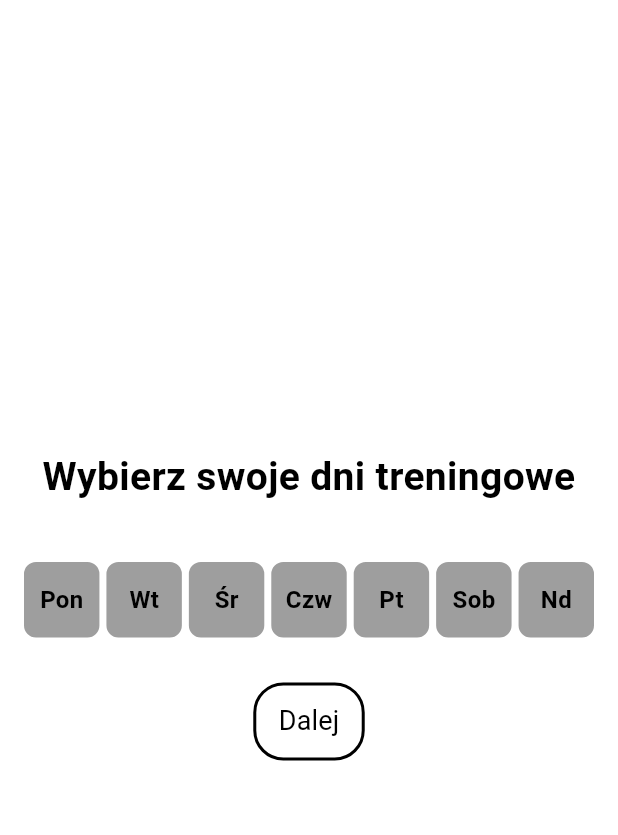
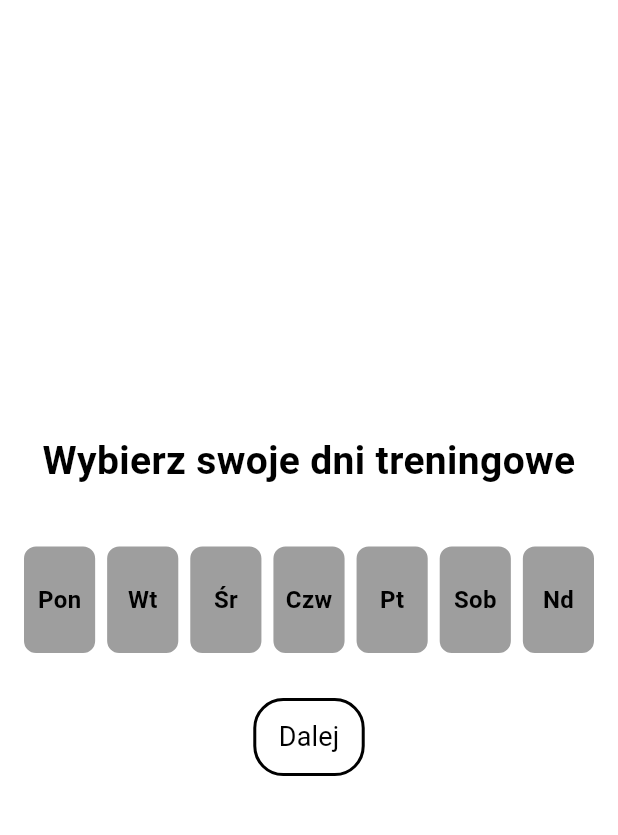
Before and after one commit to stanislawkaczmarek1/LiftDayApp, a Flutter app: the ChooseTrainingDaysView screen opened directly, on a phone screen of 412 x 824 dp, the part 61-896 px from its top. Run offline on Flutter 3.47's test engine with Material 3 defaults, Android fonts, the phone set to English and light mode, and no system bars; our stand-ins replace bloc, flutter_bloc.

Commit message:
more config views and bloc logic

```diff
--- /dev/null
+++ b/lib/constants/sizes.dart
@@ -0,0 +1 @@
+const buttonRounding = 5.0;
--- a/lib/sevices/bloc/app_bloc.dart
+++ b/lib/sevices/bloc/app_bloc.dart
@@ -3,5 +3,37 @@ import 'package:liftday/sevices/bloc/app_event.dart';
 import 'package:liftday/sevices/bloc/app_state.dart';
 
 class AppBloc extends Bloc<AppEvent, AppState> {
-  AppBloc() : super(const AppStateStart(isLoading: false)) {}
+  final List<AppState> _stateHistory = [];
+
+  AppBloc() : super(const AppStateStart(isLoading: false)) {
+    //
+    on<AppEventStartButton>(
+      (event, emit) {
+        _stateHistory.add(const AppStateStart(isLoading: false));
+        emit(const AppStateCreatePlanOrSkip(isLoading: false));
+      },
+    );
+
+    on<AppEventGoBack>(
+      (event, emit) {
+        if (_stateHistory.isNotEmpty) {
+          emit(_stateHistory.removeLast());
+        }
+      },
+    );
+
+    on<AppEventChoseWeekAutomation>(
+      (event, emit) {
+        _stateHistory.add(const AppStateCreatePlanOrSkip(isLoading: false));
+        emit(const AppStateChooseTrainingDays(isLoading: false));
+      },
+    );
+
+    on<AppEventConfirmTrainingDays>(
+      (event, emit) {
+        _stateHistory.add(const AppStateChooseTrainingDays(isLoading: false));
+        emit(const AppStateAddFirstWeekPlan(isLoading: false));
+      },
+    );
+  }
 }
--- a/lib/sevices/bloc/app_event.dart
+++ b/lib/sevices/bloc/app_event.dart
@@ -4,3 +4,19 @@ import 'package:flutter/foundation.dart';
 abstract class AppEvent {
   const AppEvent();
 }
+
+class AppEventStartButton extends AppEvent {
+  const AppEventStartButton();
+}
+
+class AppEventGoBack extends AppEvent {
+  const AppEventGoBack();
+}
+
+class AppEventChoseWeekAutomation extends AppEvent {
+  const AppEventChoseWeekAutomation();
+}
+
+class AppEventConfirmTrainingDays extends AppEvent {
+  const AppEventConfirmTrainingDays();
+}
--- a/lib/sevices/bloc/app_state.dart
+++ b/lib/sevices/bloc/app_state.dart
@@ -14,3 +14,17 @@ abstract class AppState {
 class AppStateStart extends AppState {
   const AppStateStart({required super.isLoading});
 }
+
+class AppStateCreatePlanOrSkip extends AppState {
+  const AppStateCreatePlanOrSkip({
+    required super.isLoading,
+  });
+}
+
+class AppStateChooseTrainingDays extends AppState {
+  const AppStateChooseTrainingDays({required super.isLoading});
+}
+
+class AppStateAddFirstWeekPlan extends AppState {
+  const AppStateAddFirstWeekPlan({required super.isLoading});
+}
--- /dev/null
+++ b/lib/view/3_choose_training_days_view.dart
@@ -0,0 +1,121 @@
+import 'package:flutter/material.dart';
+import 'package:flutter_bloc/flutter_bloc.dart';
+import 'package:liftday/constants/colors.dart';
+import 'package:liftday/sevices/bloc/app_bloc.dart';
+import 'package:liftday/sevices/bloc/app_event.dart';
+import 'package:liftday/view/ui_elements.dart';
+
+class ChooseTrainingDaysView extends StatefulWidget {
+  const ChooseTrainingDaysView({super.key});
+
+  @override
+  State<ChooseTrainingDaysView> createState() => _ChooseTrainingDaysViewState();
+}
+
+class _ChooseTrainingDaysViewState extends State<ChooseTrainingDaysView> {
+  final List<String> daysOfWeek = [
+    'Pon',
+    'Wt',
+    'Śr',
+    'Czw',
+    'Pt',
+    'Sob',
+    'Nd',
+  ];
+
+  final List<bool> selectedDays = List<bool>.filled(7, false);
+
+  @override
+  Widget build(BuildContext context) {
+    // Pobierz szerokość ekranu
+    double screenWidth = MediaQuery.of(context).size.width;
+    // Ustal rozmiar przerwy między kwadratami
+    double spacing = 8.0;
+    // Ustal stały rozmiar kwadratów
+    double listPadding = 16.0;
+    // Ustal rozmiar marginesu listy
+    double squareSize =
+        (screenWidth - 2 * listPadding - (spacing * (daysOfWeek.length - 1))) /
+            daysOfWeek.length;
+
+    return PopScope(
+      canPop: false,
+      onPopInvoked: (didPop) {
+        if (!didPop) {
+          context.read<AppBloc>().add(const AppEventGoBack());
+        }
+      },
+      child: Scaffold(
+        appBar: appBar(),
+        body: Column(
+          mainAxisAlignment: MainAxisAlignment.center,
+          children: <Widget>[
+            const Padding(
+              padding: EdgeInsets.all(8.0),
+              child: Text(
+                'Wybierz swoje dni treningowe',
+                style: TextStyle(fontSize: 26, fontWeight: FontWeight.bold),
+                textAlign: TextAlign.center,
+              ),
+            ),
+            const SizedBox(
+              height: 30.0,
+            ),
+            Padding(
+              padding: EdgeInsets.symmetric(horizontal: listPadding),
+              child: Row(
+                mainAxisAlignment: MainAxisAlignment.spaceBetween,
+                children: List.generate(daysOfWeek.length, (index) {
+                  return GestureDetector(
+                    onTap: () {
+                      setState(() {
+                        selectedDays[index] =
+                            !selectedDays[index]; // Zmiana stanu zaznaczenia
+                      });
+                    },
+                    child: Container(
+                      width: squareSize,
+                      height: 1.5 * squareSize,
+                      decoration: BoxDecoration(
+                        color: selectedDays[index] ? colorAccent : Colors.grey,
+                        borderRadius: BorderRadius.circular(8.0),
+                        border: Border.all(
+                          color:
+                              selectedDays[index] ? colorAccent : Colors.grey,
+                          width: 2,
+                        ),
+                      ),
+                      child: Center(
+                        child: Text(
+                          daysOfWeek[index],
+                          style: TextStyle(
+                            color: selectedDays[index]
+                                ? Colors.white
+                                : Colors.black,
+                            fontSize: 16,
+                            fontWeight: FontWeight.bold,
+                          ),
+                        ),
+                      ),
+                    ),
+                  );
+                }),
+              ),
+            ),
+            const SizedBox(
+              height: 30.0,
+            ),
+            normalButton(
+              "Dalej",
+              () {
+                context
+                    .read<AppBloc>()
+                    .add(const AppEventConfirmTrainingDays());
+              },
+            )
+          ],
+        ),
+      ),
+    );
+  }
+}
--- a/lib/view/choose_training_days_view.dart
+++ /dev/null
@@ -1,127 +0,0 @@
-import 'package:flutter/material.dart';
-
-class ChooseTrainingDaysView extends StatefulWidget {
-  const ChooseTrainingDaysView({super.key});
-
-  @override
-  State<ChooseTrainingDaysView> createState() => _ChooseTrainingDaysViewState();
-}
-
-class _ChooseTrainingDaysViewState extends State<ChooseTrainingDaysView> {
-  final List<String> daysOfWeek = [
-    'Pon',
-    'Wt',
-    'Śr',
-    'Czw',
-    'Pt',
-    'Sob',
-    'Nd',
-  ];
-
-  final List<bool> selectedDays = List<bool>.filled(7, false);
-
-  @override
-  Widget build(BuildContext context) {
-    // Pobierz szerokość ekranu
-    double screenWidth = MediaQuery.of(context).size.width;
-    // Ustal rozmiar przerwy między kwadratami
-    double spacing = 10.0;
-    // Ustal stały rozmiar kwadratów
-    double squareSize =
-        (screenWidth - (spacing * (daysOfWeek.length - 1))) / daysOfWeek.length;
-
-    return Scaffold(
-      appBar: AppBar(
-        title: Image.asset(
-          "assets/liftday_logo.png",
-          height: 25,
-        ),
-      ),
-      body: Column(
-        mainAxisAlignment: MainAxisAlignment.center,
-        children: <Widget>[
-          const Padding(
-            padding: EdgeInsets.all(8.0),
-            child: Text(
-              'Wybierz swoje dni treningowe',
-              style: TextStyle(fontSize: 26, fontWeight: FontWeight.bold),
-              textAlign: TextAlign.center,
-            ),
-          ),
-          const SizedBox(
-            height: 30.0,
-          ),
-          Padding(
-            padding: const EdgeInsets.symmetric(horizontal: 16.0),
-            child: Row(
-              mainAxisAlignment: MainAxisAlignment.spaceBetween,
-              children: List.generate(daysOfWeek.length, (index) {
-                return GestureDetector(
-                  onTap: () {
-                    setState(() {
-                      selectedDays[index] =
-                          !selectedDays[index]; // Zmiana stanu zaznaczenia
-                    });
-                  },
-                  child: Container(
-                    width: squareSize,
-                    height: squareSize,
-                    decoration: BoxDecoration(
-                      color: selectedDays[index]
-                          ? const Color.fromARGB(255, 92, 225, 230)
-                          : Colors.grey,
-                      borderRadius: BorderRadius.circular(8.0),
-                      border: Border.all(
-                        color: selectedDays[index]
-                            ? const Color.fromARGB(255, 92, 225, 230)
-                            : Colors.grey,
-                        width: 2,
-                      ),
-                    ),
-                    child: Center(
-                      child: Text(
-                        daysOfWeek[index],
-                        style: TextStyle(
-                          color:
-                              selectedDays[index] ? Colors.white : Colors.black,
-                          fontSize: 16,
-                          fontWeight: FontWeight.bold,
-                        ),
-                      ),
-                    ),
-                  ),
-                );
-              }),
-            ),
-          ),
-          const SizedBox(
-            height: 30.0,
-          ),
-          TextButton(
-            onPressed: () {},
-            style: TextButton.styleFrom(
-              elevation: 3.0,
-              backgroundColor: Colors.white,
-              foregroundColor: Colors.black,
-              side: const BorderSide(width: 2.0, color: Colors.black),
-              shape: RoundedRectangleBorder(
-                borderRadius: BorderRadius.circular(20),
-              ),
-            ),
-            child: const Padding(
-              padding: EdgeInsets.all(5.0),
-              child: Text(
-                "Dalej",
-                textAlign: TextAlign.center,
-                style: TextStyle(
-                  fontSize: 18,
-                  fontWeight: FontWeight.normal,
-                ),
-              ),
-            ),
-          ),
-        ],
-      ),
-    );
-  }
-}
--- /dev/null
+++ b/lib/view/ui_elements.dart
@@ -0,0 +1,36 @@
+import 'package:flutter/material.dart';
+import 'package:liftday/constants/colors.dart';
+
+typedef OnPressedFunction = void Function();
+
+TextButton normalButton(String text, OnPressedFunction onPressed) {
+  return TextButton(
+    onPressed: onPressed,
+    style: TextButton.styleFrom(
+        elevation: 3.0,
+        backgroundColor: colorPrimaryButton,
+        foregroundColor: colorSecondaryButton,
+        side: const BorderSide(width: 2.0, color: colorSecondaryButton),
+        shape: RoundedRectangleBorder(borderRadius: BorderRadius.circular(20))),
+    child: Padding(
+      padding: const EdgeInsets.all(5.0),
+      child: Text(
+        text,
+        textAlign: TextAlign.center,
+        style: const TextStyle(
+          fontSize: 18,
+          fontWeight: FontWeight.normal,
+        ),
+      ),
+    ),
+  );
+}
+
+AppBar appBar() {
+  return AppBar(
+    title: Image.asset(
+      "assets/liftday_logo.png",
+      height: 25,
+    ),
+  );
+}
```
Also changed, not shown: lib/constants/colors.dart (added, +12 -0 lines), lib/main.dart (+17 -8 lines), lib/view/1_start_view.dart (renamed from lib/view/start_view.dart, +9 -27 lines), lib/view/2_create_plan_or_skip_view.dart (added, +76 -0 lines), lib/view/4_add_first_week_plan.dart (added, +169 -0 lines), lib/view/create_plan_or_skip_view.dart (deleted, +0 -69 lines).
